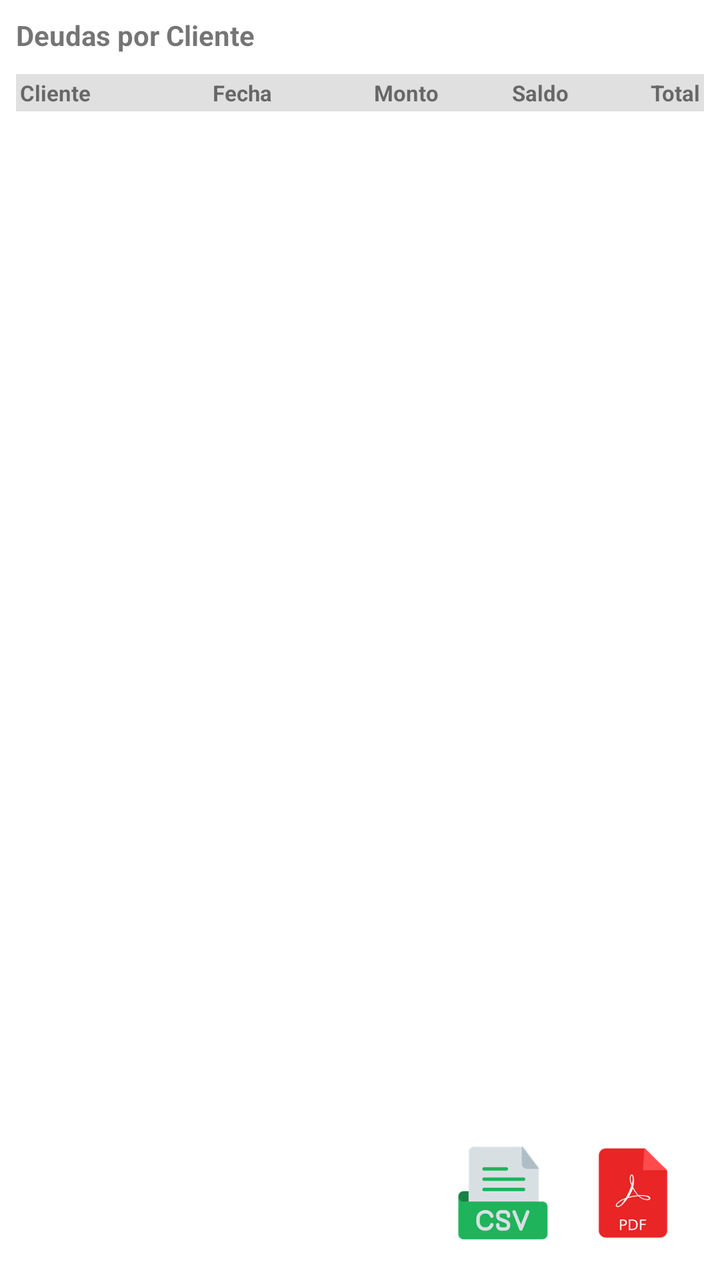
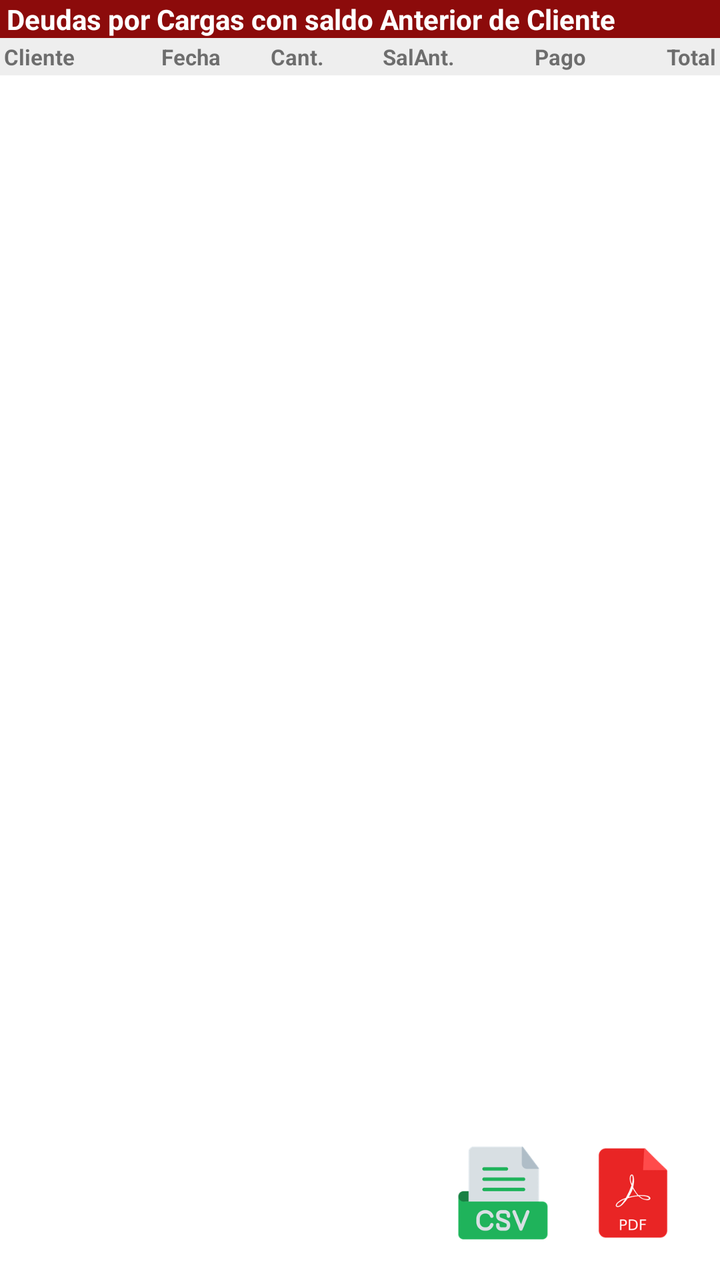

Screens rendered from an Android XML layout before and after an edit, with the pre-edit source and the edit as a unified diff.
<!-- AndroidManifest.xml: application theme Theme.MyApplication.NoActionBar -->
<!-- res/layout/fragment_deuda_cliente.xml -->
<?xml version="1.0" encoding="utf-8"?>
<FrameLayout
    xmlns:android="http://schemas.android.com/apk/res/android"
    android:layout_width="match_parent"
    android:layout_height="match_parent">

    
    <LinearLayout
        android:layout_width="match_parent"
        android:layout_height="match_parent"
        android:orientation="vertical"
        android:padding="8dp">

        
        <TextView
            android:layout_width="match_parent"
            android:layout_height="wrap_content"
            android:text="Deudas por Cliente"
            android:textSize="14sp"
            android:textStyle="bold"
            android:paddingBottom="10dp"/>

        
        <TableRow
            android:layout_width="match_parent"
            android:layout_height="wrap_content"
            android:padding="2dp"
            android:background="#E0E0E0"
            android:gravity="center_vertical">

            
            <TextView
                android:layout_width="0dp"
                android:layout_weight="1.2"
                android:text="Cliente"
                android:textStyle="bold"
                android:textSize="11sp"/>

            
            <TextView
                android:layout_width="0dp"
                android:layout_weight="1"
                android:text="Fecha"
                android:gravity="center"
                android:textStyle="bold"
                android:textSize="11sp"/>

            
            <TextView
                android:layout_width="0dp"
                android:layout_weight="1"
                android:text="Monto"
                android:gravity="end"
                android:textStyle="bold"
                android:textSize="11sp"/>

            
            <TextView
                android:layout_width="0dp"
                android:layout_weight="1"
                android:text="Saldo"
                android:gravity="center_vertical|end"
                android:textStyle="bold"
                android:textSize="11sp"/>

            
            <TextView
                android:layout_width="0dp"
                android:layout_weight="1"
                android:text="Total"
                android:gravity="center_vertical|end"
                android:textStyle="bold"
                android:textSize="11sp"/>

        </TableRow>

        
        <ListView
            android:id="@+id/listDeudaCliente"
            android:layout_width="match_parent"
            android:layout_height="0dp"
            android:layout_weight="1"/>

    </LinearLayout>

    
    <LinearLayout
        android:layout_width="wrap_content"
        android:layout_height="wrap_content"
        android:orientation="horizontal"
        android:layout_gravity="bottom|end"
        android:padding="16dp">

        <ImageButton
            android:id="@+id/btnCSVDeuda"
            android:layout_width="55dp"
            android:layout_height="55dp"
            android:src="@drawable/csv"
            android:scaleType="centerInside"
            android:background="?attr/selectableItemBackgroundBorderless"
            android:contentDescription="Exportar CSV"/>

        <ImageButton
            android:id="@+id/btnPDFDeuda"
            android:layout_width="55dp"
            android:layout_height="55dp"
            android:layout_marginStart="10dp"
            android:src="@drawable/pdf"
            android:scaleType="centerInside"
            android:background="?attr/selectableItemBackgroundBorderless"
            android:contentDescription="Exportar PDF"/>

    </LinearLayout>

</FrameLayout>
<!-- resources referenced by this layout -->
<resources>
  <!-- drawable csv: png bitmap (drawable, 9958 bytes) -->
  <!-- drawable pdf: png bitmap (drawable, 7491 bytes) -->
  <style name="Theme.MyApplication.NoActionBar">
          <item name="windowActionBar">false</item>
          <item name="windowNoTitle">true</item>
      </style>
</resources>

<!-- the commit's change to res/layout/fragment_deuda_cliente.xml (unified diff, before → after) -->
@@ -9,71 +9,87 @@
         android:layout_width="match_parent"
         android:layout_height="match_parent"
         android:orientation="vertical"
-        android:padding="8dp">
+        android:padding="0dp">
 
         
         <TextView
             android:layout_width="match_parent"
             android:layout_height="wrap_content"
-            android:text="Deudas por Cliente"
+            android:text=" Deudas por Cargas con saldo Anterior de Cliente"
             android:textSize="14sp"
+            android:background="#8C0B0B"
             android:textStyle="bold"
-            android:paddingBottom="10dp"/>
+            android:textColor="#FFFFFF"
+            android:paddingBottom="0dp"/>
 
         
-        <TableRow
+        <TableLayout
+            xmlns:android="http://schemas.android.com/apk/res/android"
             android:layout_width="match_parent"
             android:layout_height="wrap_content"
-            android:padding="2dp"
-            android:background="#E0E0E0"
-            android:gravity="center_vertical">
+            android:stretchColumns="*"
+            android:padding="0dp">
 
             
-            <TextView
-                android:layout_width="0dp"
-                android:layout_weight="1.2"
-                android:text="Cliente"
-                android:textStyle="bold"
-                android:textSize="11sp"/>
+            <TableRow
+                android:background="#EEEEEE"
+                android:padding="2dp">
 
-            
-            <TextView
-                android:layout_width="0dp"
-                android:layout_weight="1"
-                android:text="Fecha"
-                android:gravity="center"
-                android:textStyle="bold"
-                android:textSize="11sp"/>
+                <TextView
+                    android:text="Cliente"
+                    android:layout_width="0dp"
+                    android:layout_height="wrap_content"
+                    android:layout_weight="2"
+                    android:textStyle="bold"
+                    android:gravity="start"
+                    android:textSize="11sp"/>
 
-            
-            <TextView
-                android:layout_width="0dp"
-                android:layout_weight="1"
-                android:text="Monto"
-                android:gravity="end"
-                android:textStyle="bold"
-                android:textSize="11sp"/>
+                <TextView
+                    android:text="Fecha"
+                    android:layout_width="0dp"
+                    android:layout_height="wrap_content"
+                    android:layout_weight="2.3"
+                    android:textStyle="bold"
+                    android:gravity="center"
+                    android:textSize="11sp"/>
 
-            
-            <TextView
-                android:layout_width="0dp"
-                android:layout_weight="1"
-                android:text="Saldo"
-                android:gravity="center_vertical|end"
-                android:textStyle="bold"
-                android:textSize="11sp"/>
+                <TextView
+                    android:text="Cant."
+                    android:layout_width="0dp"
+                    android:layout_height="wrap_content"
+                    android:layout_weight="1.1"
+                    android:textStyle="bold"
+                    android:gravity="end"
+                    android:textSize="11sp"/>
 
-            
-            <TextView
-                android:layout_width="0dp"
-                android:layout_weight="1"
-                android:text="Total"
-                android:gravity="center_vertical|end"
-                android:textStyle="bold"
-                android:textSize="11sp"/>
+                <TextView
+                    android:text="SalAnt."
+                    android:layout_width="0dp"
+                    android:layout_height="wrap_content"
+                    android:layout_weight="2.2"
+                    android:textStyle="bold"
+                    android:gravity="end"
+                    android:textSize="11sp"/>
 
-        </TableRow>
+                <TextView
+                    android:text="Pago"
+                    android:layout_width="0dp"
+                    android:layout_height="wrap_content"
+                    android:layout_weight="2.2"
+                    android:textStyle="bold"
+                    android:gravity="end"
+                    android:textSize="11sp"/>
 
+                <TextView
+                    android:text="Total"
+                    android:layout_width="0dp"
+                    android:layout_height="wrap_content"
+                    android:layout_weight="2.2"
+                    android:textStyle="bold"
+                    android:gravity="end"
+                    android:textSize="11sp"/>
+            </TableRow>
+        </TableLayout>
         
         <ListView
             android:id="@+id/listDeudaCliente"
